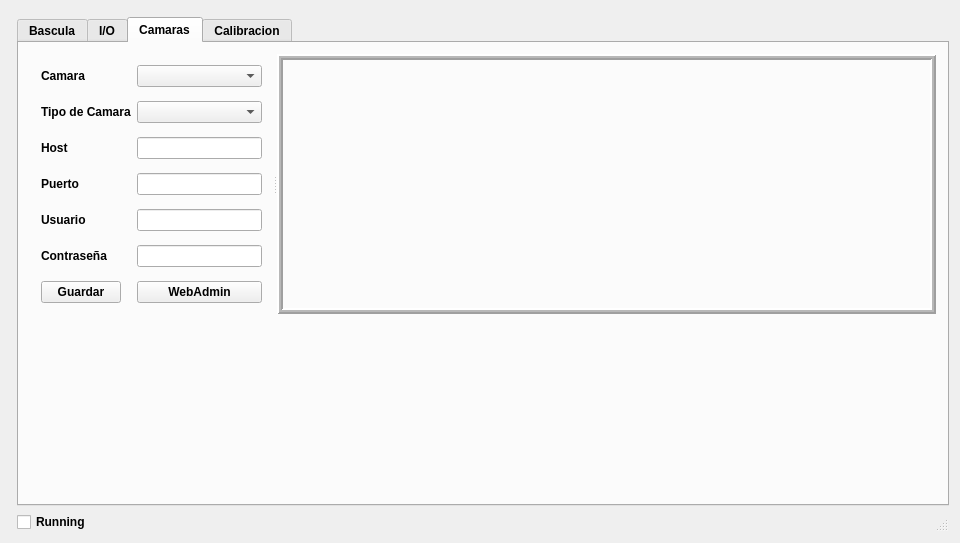
Before: the Qt Designer form testlib/mainwindow.ui in sunsiz/nQTrucks, drawn with Qt 5.
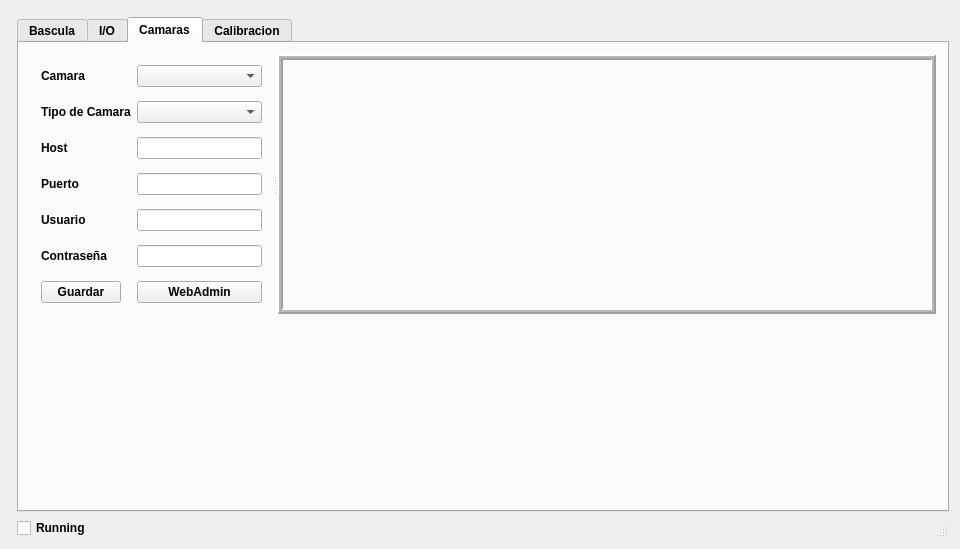
After: the same form once the commit is applied. The open tabs and pages were chosen to show the change.

What changed in the file:
```diff
--- a/testlib/mainwindow.ui
+++ b/testlib/mainwindow.ui
@@ -10,7 +10,7 @@
     <x>0</x>
     <y>0</y>
     <width>960</width>
-    <height>543</height>
+    <height>549</height>
    </rect>
   </property>
   <property name="font">
```
Left out of the diff: 14 changed lines with no effect on the pictures.
